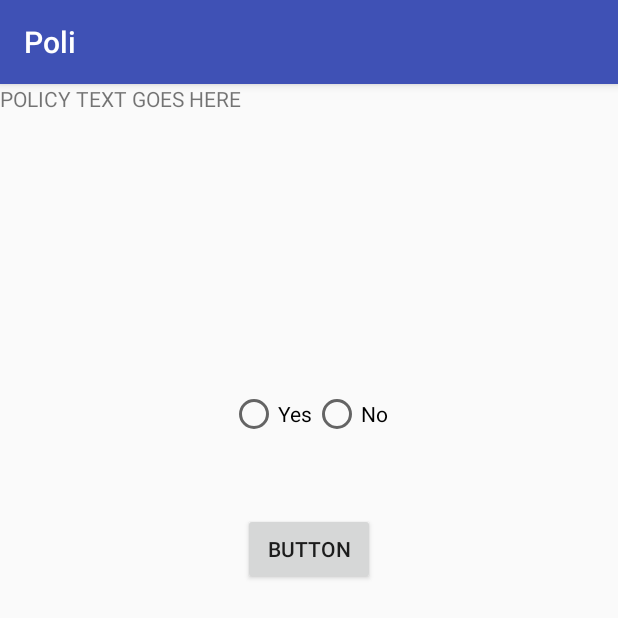
After one commit to JZHeadley/Poli, an Android app: the PolicyActivity screen opened directly, with no data from a screen before it, on a phone screen of 412 x 824 dp. The commit adds this screen. Shown: the top 618 px of the screen. Run offline under Robolectric (Android 15) with nearby library versions, the phone set to English and light mode, and no system bars.

Commit message:
Added policyActivity, PolicyListActivity

```diff
--- a/app/src/main/java/com/jzheadley/poli/UI/MainActivity.kt
+++ b/app/src/main/java/com/jzheadley/poli/UI/MainActivity.kt
@@ -19,5 +19,10 @@ class MainActivity : AppCompatActivity() {
             val intent = Intent(this, SetAccountInfoActivity::class.java)
             startActivity(intent)
         }
+
+        gotoPolicyButton.setOnClickListener( {
+            val intent = Intent(this, PolicyActivity::class.java)
+            startActivity(intent)
+        })
     }
 }
--- /dev/null
+++ b/app/src/main/java/com/jzheadley/poli/UI/PolicyActivity.kt
@@ -0,0 +1,19 @@
+package com.jzheadley.poli.UI
+
+import android.content.Intent
+import android.os.Bundle
+import android.support.v7.app.AppCompatActivity
+import android.util.Log
+import android.widget.*
+import com.jzheadley.poli.R
+import kotlinx.android.synthetic.main.policy_activity.*
+
+
+class PolicyActivity : AppCompatActivity() {
+
+    override fun onCreate(savedInstanceState: Bundle?) {
+        super.onCreate(savedInstanceState)
+        setContentView(R.layout.policy_activity)
+    }
+
+}
--- a/app/src/main/res/layout/activity_set_account_info.xml
+++ b/app/src/main/res/layout/activity_set_account_info.xml
@@ -5,7 +5,8 @@
     android:orientation="vertical"
     android:layout_width="match_parent"
     android:layout_height="match_parent"
-    tools:context="com.jzheadley.poli.UI.SetAccountInfoActivity">
+    tools:context="com.jzheadley.poli.UI.SetAccountInfoActivity"
+    android:background="@drawable/demographic_background">
 
 
     <EditText
@@ -40,6 +41,7 @@
         android:text="Ethnicity"/>
 
     <RadioGroup
+        android:id="@+id/radio_button_party"
         android:layout_marginVertical="50dp"
         android:layout_marginHorizontal="10dp"
         android:layout_width="match_parent"
--- /dev/null
+++ b/app/src/main/res/layout/policy_activity.xml
@@ -0,0 +1,50 @@
+<?xml version="1.0" encoding="utf-8"?>
+<android.widget.LinearLayout
+    xmlns:android="http://schemas.android.com/apk/res/android"
+    xmlns:tools="http://schemas.android.com/tools"
+    android:layout_width="match_parent"
+    android:layout_height="match_parent"
+    android:orientation="vertical">
+
+    <TextView
+        android:id="@+id/policyTextView"
+        android:layout_width="248dp"
+        android:layout_height="154dp"
+        android:text="POLICY TEXT GOES HERE"
+        tools:layout_editor_absoluteX="68dp"
+        tools:layout_editor_absoluteY="42dp" />
+
+    <RadioGroup
+        android:layout_height="wrap_content"
+        android:layout_width="wrap_content"
+        android:layout_gravity="center_horizontal"
+        android:orientation="horizontal"
+        android:layout_margin="50dp">
+
+
+        <RadioButton
+            android:id="@+id/yesRadioButton"
+            android:layout_width="wrap_content"
+            android:layout_height="wrap_content"
+            android:text="Yes"
+            tools:layout_editor_absoluteX="41dp"
+            tools:layout_editor_absoluteY="275dp" />
+
+        <RadioButton
+            android:id="@+id/noRadioButton"
+            android:layout_width="wrap_content"
+            android:layout_height="wrap_content"
+            android:text="No"
+            tools:layout_editor_absoluteX="207dp"
+            tools:layout_editor_absoluteY="268dp" />
+    </RadioGroup>
+    <Button
+        android:id="@+id/voteButton"
+        android:layout_gravity="center"
+        android:layout_width="wrap_content"
+        android:layout_height="wrap_content"
+        android:text="Button"
+        tools:layout_editor_absoluteX="218dp"
+        tools:layout_editor_absoluteY="364dp" />
+
+</android.widget.LinearLayout>
--- a/app/src/main/res/values/styles.xml
+++ b/app/src/main/res/values/styles.xml
@@ -1,3 +1,20 @@
 <resources>
 
+    <!-- Base application theme. -->
+    <style name="AppTheme" parent="Theme.AppCompat.Light.DarkActionBar">
+        <!-- Customize your theme here. -->
+        <item name="colorPrimary">@color/colorPrimary</item>
+        <item name="colorPrimaryDark">@color/colorPrimaryDark</item>
+        <item name="colorAccent">@color/colorAccent</item>
+    </style>
+
+    <style name="AppTheme.NoActionBar">
+        <item name="windowActionBar">false</item>
+        <item name="windowNoTitle">true</item>
+    </style>
+
+    <style name="AppTheme.AppBarOverlay" parent="ThemeOverlay.AppCompat.Dark.ActionBar" />
+
+    <style name="AppTheme.PopupOverlay" parent="ThemeOverlay.AppCompat.Light" />
+
 </resources>
```
Also changed, not shown: app/src/main/AndroidManifest.xml (+4 -4 lines), app/src/main/java/com/jzheadley/poli/UI/PolicyListActivity.kt (added, +25 -0 lines), app/src/main/java/com/jzheadley/poli/UI/RecyclerAdapter.kt (added, +28 -0 lines), app/src/main/java/com/jzheadley/poli/UI/SetAccountInfoActivity.java (deleted, +0 -21 lines), app/src/main/java/com/jzheadley/poli/UI/SetAccountInfoActivity.kt (added, +20 -0 lines), app/src/main/res/layout/activity_main.xml (+19 -4 lines), app/src/main/res/layout/policy_list_activity.xml (added, +16 -0 lines), app/src/main/res/layout/recycler_item_row.xml (added, +33 -0 lines), app/src/main/res/drawable/demographic_background.png (added).
